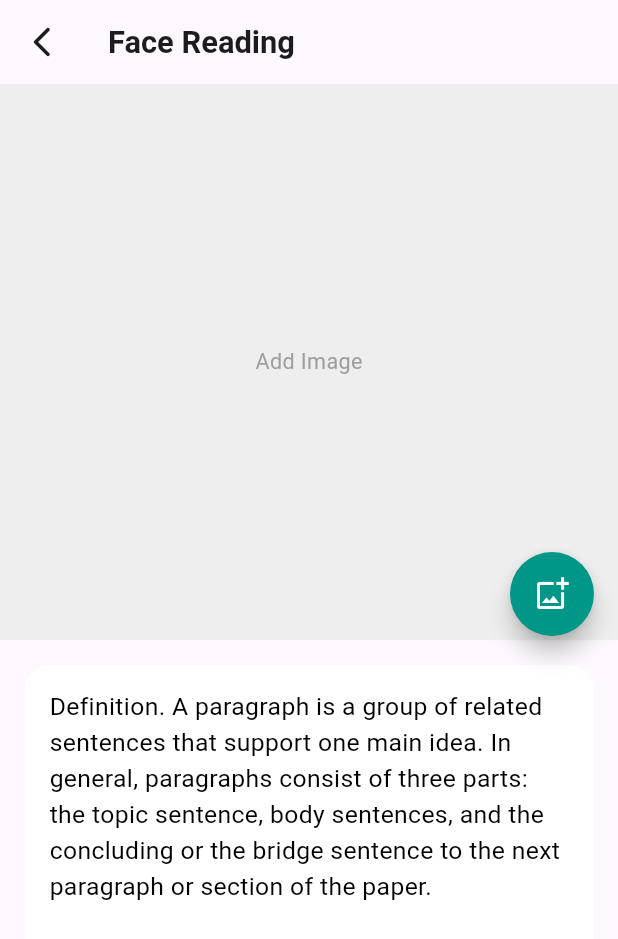
After one commit to IzzaTech-Hub/face-scanner, a Flutter app: the screen it shows after launch, after a tap on "Face Reading", on a phone screen of 412 x 824 dp. The commit adds this screen. Shown: the top 939 px of the screen. Run offline on Flutter 3.47's test engine with Material 3 defaults, Android fonts, the light colour scheme and no system bars; our stand-ins replace dotted_border, get, google_generative_ai, image_picker.

Commit message:
face_reading

```diff
--- /dev/null
+++ b/lib/app/modules/binding/face_reading_binding.dart
@@ -0,0 +1,9 @@
+import 'package:face_scanner/app/modules/controller/face_reading_ctl.dart';
+import 'package:get/get.dart';
+
+class FaceReadingBinding extends Bindings {
+  @override
+  void dependencies() {
+    Get.put(FaceReadingCtl());
+  }
+}
--- /dev/null
+++ b/lib/app/modules/controller/face_reading_ctl.dart
@@ -0,0 +1,28 @@
+import 'dart:io';
+
+import 'package:get/get.dart';
+import 'package:image_picker/image_picker.dart';
+
+class FaceReadingCtl extends GetxController {
+  var selectedImage = Rx<File?>(null);
+  final ImagePicker _picker = ImagePicker();
+
+  @override
+  void onInit() {
+    // TODO: implement onInit
+    super.onInit();
+  }
+
+  @override
+  void onClose() {
+    // TODO: implement onClose
+    super.onClose();
+  }
+
+  Future<void> pickImage(ImageSource source) async {
+    final XFile? pickedFile = await _picker.pickImage(source: source);
+    if (pickedFile != null) {
+      selectedImage.value = File(pickedFile.path);
+    }
+  }
+}
--- /dev/null
+++ b/lib/app/modules/views/face_reading.dart
@@ -0,0 +1,133 @@
+import 'package:face_scanner/app/modules/controller/face_reading_ctl.dart';
+import 'package:face_scanner/app/utills/size_config.dart';
+import 'package:flutter/material.dart';
+import 'package:get/get.dart';
+import 'package:image_picker/image_picker.dart';
+
+class FaceReading extends GetView<FaceReadingCtl> {
+  const FaceReading({super.key});
+
+  @override
+  Widget build(BuildContext context) {
+    return Scaffold(
+      floatingActionButton: Align(
+        alignment: Alignment.centerRight,
+        child: FloatingActionButton(
+          onPressed: () {
+            showDialog(
+                context: context,
+                builder: (BuildContext context) {
+                  return AlertDialog(
+                    shape: RoundedRectangleBorder(
+                        borderRadius: BorderRadius.circular(
+                            SizeConfig.blockSizeHorizontal * 3)),
+                    content: Column(
+                      mainAxisSize: MainAxisSize.min,
+                      children: [
+                        Text(
+                          'Choose Image',
+                          style: TextStyle(
+                            fontSize: SizeConfig.blockSizeHorizontal * 5,
+                            fontWeight: FontWeight.bold,
+                          ),
+                        ),
+                        verticalSpace(SizeConfig.blockSizeVertical * 3),
+                        Row(
+                          mainAxisAlignment: MainAxisAlignment.spaceEvenly,
+                          children: [
+                            GestureDetector(
+                                onTap: () {
+                                  controller.pickImage(ImageSource.camera);
+                                },
+                                child: _buildImageOption(
+                                    Icons.camera_alt, 'Camera')),
+                            GestureDetector(
+                                onTap: () {
+                                  controller.pickImage(ImageSource.gallery);
+                                },
+                                child:
+                                    _buildImageOption(Icons.image, 'Gallery')),
+                            // GestureDetector(
+                            //     onTap: () {},
+                            //     child: _buildImageOption(
+                            //         Icons.face, 'Models')),
+                          ],
+                        ),
+                      ],
+                    ),
+                  );
+                });
+          },
+          shape: RoundedRectangleBorder(
+              borderRadius:
+                  BorderRadius.circular(SizeConfig.blockSizeHorizontal * 8)),
+          backgroundColor: Colors.teal,
+          child: Icon(
+            Icons.add_photo_alternate_outlined,
+            color: Colors.white,
+          ),
+        ),
+      ),
+      appBar: AppBar(
+        title: Text(
+          "Face Reading",
+          style: TextStyle(
+              fontSize: SizeConfig.blockSizeHorizontal * 5,
+              fontWeight: FontWeight.bold),
+        ),
+        leading: GestureDetector(
+            onTap: () {
+              Get.back();
+            },
+            child: Icon(Icons.arrow_back_ios_new_rounded)),
+      ),
+      body: Column(
+        children: [
+          Container(
+            width: SizeConfig.screenWidth,
+            height: SizeConfig.blockSizeVertical * 45,
+            decoration: BoxDecoration(color: Colors.grey.shade200),
+            child: Center(
+              child: Text(
+                "Add Image",
+                style: TextStyle(
+                    fontSize: SizeConfig.blockSizeHorizontal * 3.5,
+                    color: Colors.grey),
+              ),
+            ),
+          ),
+          verticalSpace(SizeConfig.blockSizeVertical * 2),
+          Container(
+            height: SizeConfig.blockSizeVertical * 40,
+            width: SizeConfig.blockSizeHorizontal * 92,
+            decoration: BoxDecoration(
+                color: Colors.white,
+                borderRadius:
+                    BorderRadius.circular(SizeConfig.blockSizeHorizontal * 4)),
+            child: Padding(
+              padding: EdgeInsets.all(SizeConfig.blockSizeHorizontal * 4),
+              child: Text(
+                "Definition. A paragraph is a group of related sentences that support one main idea. In general, paragraphs consist of three parts: the topic sentence, body sentences, and the concluding or the bridge sentence to the next paragraph or section of the paper.",
+                style: TextStyle(
+                    fontSize: SizeConfig.blockSizeHorizontal * 4,
+                    color: Colors.black),
+              ),
+            ),
+          )
+        ],
+      ),
+    );
+  }
+
+  Widget _buildImageOption(IconData icon, String label) {
+    return Column(
+      children: [
+        Icon(icon,
+            color: Colors.green, size: SizeConfig.blockSizeHorizontal * 10),
+        verticalSpace(SizeConfig.blockSizeVertical * 1),
+        Text(label,
+            style: TextStyle(fontSize: SizeConfig.blockSizeHorizontal * 3.5)),
+      ],
+    );
+  }
+}
--- a/lib/app/modules/views/home_view.dart
+++ b/lib/app/modules/views/home_view.dart
@@ -113,12 +113,17 @@ class HomeView extends StatelessWidget {
                   AppImages.face_resemblance,
                   "Facial",
                   "Resemblance"),
-              scanner_modes(
-                  Color(0xFF7E51FF),
-                  Color.fromARGB(255, 161, 134, 238),
-                  AppImages.face_reading,
-                  "Face Reading",
-                  ""),
+              GestureDetector(
+                onTap: () {
+                  Get.toNamed(Routes.FACEREADING);
+                },
+                child: scanner_modes(
+                    Color(0xFF7E51FF),
+                    Color.fromARGB(255, 161, 134, 238),
+                    AppImages.face_reading,
+                    "Face Reading",
+                    ""),
+              ),
               scanner_modes(
                   Color.fromARGB(255, 236, 240, 14),
                   Color.fromARGB(255, 228, 240, 102),
--- a/lib/app/routes/app_pages.dart
+++ b/lib/app/routes/app_pages.dart
@@ -1,6 +1,8 @@
 import 'package:face_scanner/app/modules/binding/celebrity_look_binding.dart';
+import 'package:face_scanner/app/modules/binding/face_reading_binding.dart';
 import 'package:face_scanner/app/modules/binding/home_view_binding.dart';
 import 'package:face_scanner/app/modules/views/celebrity_look.dart';
+import 'package:face_scanner/app/modules/views/face_reading.dart';
 import 'package:face_scanner/app/modules/views/home_view.dart';
 import 'package:get/get.dart';
 
@@ -22,5 +24,10 @@ class AppPages {
       page: () => CelebrityLook(),
       binding: CelebrityLookBinding(),
     ),
+    GetPage(
+      name: _Paths.FACEREADING,
+      page: () => FaceReading(),
+      binding: FaceReadingBinding(),
+    ),
   ];
 }
--- a/lib/app/routes/app_routes.dart
+++ b/lib/app/routes/app_routes.dart
@@ -6,9 +6,11 @@ abstract class Routes {
 
   static const HOMEVIEW = _Paths.HOMEVIEW;
   static const CELEBRITYLOOK = _Paths.CELEBRITYLOOK;
+  static const FACEREADING = _Paths.FACEREADING;
 }
 
 abstract class _Paths {
   static const HOMEVIEW = '/HOMEVIEW';
   static const CELEBRITYLOOK = '/CELEBRITYLOOK';
+  static const FACEREADING = '/FACEREADING';
 }
```
Also changed, not shown: pubspec.lock.
